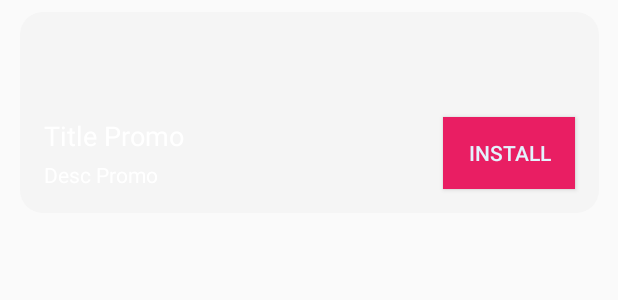
After one commit to fandofastest/mytubidy, an Android app: the layout item_promo.xml on its own in the app's theme, with its tools: preview values and no code run, on a phone screen of 412 x 824 dp. The commit adds this screen. Shown: the top 300 px of the screen. Run offline under Robolectric (Android 15) with nearby library versions, the phone set to English and light mode, and no system bars; network calls fail.

Commit message:
fix meluncur

```diff
--- a/app/build.gradle
+++ b/app/build.gradle
@@ -56,6 +56,7 @@ dependencies {
 
     // google gson --------------------------------------------------------------------------------
     implementation 'com.google.code.gson:gson:2.8.5'
+    implementation 'com.google.android.material:material:1.2.1'
 
     implementation 'com.android.volley:volley:1.1.1'
     implementation 'com.github.bullheadandplato:AndroidEqualizer:2.1'
@@ -69,6 +70,7 @@ dependencies {
     implementation 'com.github.fandofastest:GDPRCheckerV2:1.0.0'
     implementation 'com.google.android.ump:user-messaging-platform:1.0.0'
     implementation 'com.krossovochkin.bottomsheetmenu:bottomsheetmenu:1.1'
+    implementation 'com.github.smarteist:autoimageslider:1.4.0'
 
 
 
--- a/app/src/main/AndroidManifest.xml
+++ b/app/src/main/AndroidManifest.xml
@@ -9,6 +9,7 @@
     <uses-permission android:name="android.permission.CHANGE_NETWORK_STATE" />
     <uses-permission android:name="android.permission.ACCESS_NETWORK_STATE" />
     <application
+        android:usesCleartextTraffic="true"
         android:name="com.tubidyapp.freeapp.utils.Myapp"
         android:allowBackup="true"
         android:icon="@mipmap/ic_launcher"
--- a/app/src/main/java/com/tubidyapp/freeapp/ads/Ads.java
+++ b/app/src/main/java/com/tubidyapp/freeapp/ads/Ads.java
@@ -30,7 +30,6 @@ import static android.content.ContentValues.TAG;
 public class Ads {
 
     public static String admobbanner,admobinter,fanbanner,faninter,primaryads,modealternatif,redirect,apk;
-    public  static String urlconfig="https://fando.id/api/myappfile.php";
     private InterstitialAd interstitialAd;
     private RewardedAd rewardedAd;
     com.facebook.ads.AdView adViewfb;
--- a/app/src/main/java/com/tubidyapp/freeapp/servicemusic/PlayerService.java
+++ b/app/src/main/java/com/tubidyapp/freeapp/servicemusic/PlayerService.java
@@ -11,6 +11,7 @@ import android.media.MediaPlayer;
 import android.net.Uri;
 import android.os.CountDownTimer;
 import android.os.IBinder;
+import android.util.Log;
 
 import androidx.annotation.Nullable;
 import androidx.localbroadcastmanager.content.LocalBroadcastManager;
@@ -172,6 +173,8 @@ public class PlayerService extends Service {
             currentartist=musicSongOnline.getArtist();
             currenttitle=musicSongOnline.getTitle();
             currentimageurl=musicSongOnline.getImageurl();
+
+            Log.e("playsong", "playsong: "+musicSongOnline.getId() );
 
 
 
--- /dev/null
+++ b/app/src/main/res/drawable/rounded.xml
@@ -0,0 +1,5 @@
+<?xml version="1.0" encoding="utf-8"?>
+<shape android:shape="rectangle" xmlns:android="http://schemas.android.com/apk/res/android">
+    <solid android:color="@color/grey_100"/>
+    <corners android:radius="15dp"/>
+</shape>
--- a/app/src/main/res/layout/fragment_music_song.xml
+++ b/app/src/main/res/layout/fragment_music_song.xml
@@ -1,6 +1,5 @@
 <?xml version="1.0" encoding="utf-8"?>
-<androidx.recyclerview.widget.RecyclerView
-    xmlns:android="http://schemas.android.com/apk/res/android"
+<androidx.recyclerview.widget.RecyclerView xmlns:android="http://schemas.android.com/apk/res/android"
     xmlns:app="http://schemas.android.com/apk/res-auto"
     android:id="@+id/recyclerView"
     android:layout_width="match_parent"
--- /dev/null
+++ b/app/src/main/res/layout/item_promo.xml
@@ -0,0 +1,59 @@
+<?xml version="1.0" encoding="utf-8"?>
+<androidx.constraintlayout.widget.ConstraintLayout xmlns:android="http://schemas.android.com/apk/res/android"
+    xmlns:app="http://schemas.android.com/apk/res-auto"
+    xmlns:tools="http://schemas.android.com/tools"
+    android:id="@+id/main"
+    android:layout_width="match_parent"
+    android:layout_height="wrap_content">
+
+    <ImageView
+        android:id="@+id/imagepromotion"
+        android:layout_width="386sp"
+        android:layout_height="134sp"
+        android:layout_marginTop="8dp"
+        android:layout_marginBottom="8dp"
+        android:scaleType="fitXY"
+        android:src="@drawable/rounded"
+        app:layout_constraintBottom_toBottomOf="parent"
+        app:layout_constraintEnd_toEndOf="parent"
+        app:layout_constraintStart_toStartOf="parent"
+        app:layout_constraintTop_toTopOf="parent" />
+
+    <TextView
+        android:id="@+id/titlepromo"
+        android:layout_width="0dp"
+        android:layout_height="wrap_content"
+        android:layout_marginStart="16dp"
+        android:layout_marginEnd="32dp"
+        android:layout_marginBottom="4dp"
+        android:text="Title Promo"
+        android:textColor="@color/white"
+        android:textSize="18sp"
+        app:layout_constraintBottom_toTopOf="@+id/descpromo"
+        app:layout_constraintEnd_toStartOf="@+id/install"
+        app:layout_constraintStart_toStartOf="@+id/imagepromotion" />
+
+    <TextView
+        android:id="@+id/descpromo"
+        android:layout_width="0dp"
+        android:layout_height="wrap_content"
+        android:layout_marginEnd="32dp"
+        android:layout_marginBottom="16dp"
+        android:text="Desc Promo"
+        android:textColor="@color/white"
+        app:layout_constraintBottom_toBottomOf="@+id/imagepromotion"
+        app:layout_constraintEnd_toStartOf="@+id/install"
+        app:layout_constraintStart_toStartOf="@+id/titlepromo" />
+
+    <Button
+        android:id="@+id/install"
+        android:layout_width="wrap_content"
+        android:layout_height="wrap_content"
+        android:layout_marginEnd="16dp"
+        android:layout_marginBottom="16dp"
+        android:background="@color/pink_500"
+        android:text="Install"
+        android:textColor="@color/blue_50"
+        app:layout_constraintBottom_toBottomOf="@+id/imagepromotion"
+        app:layout_constraintEnd_toEndOf="@+id/imagepromotion" />
+</androidx.constraintlayout.widget.ConstraintLayout>
--- a/app/src/main/res/values/colors.xml
+++ b/app/src/main/res/values/colors.xml
@@ -11,6 +11,7 @@
     <color name="colorChipViewBackground">#E0E0E0</color>
     <color name="colorCloseChip">#ababab</color>
     <color name="white_transparency">#b9ffffff</color>
+    <color name="white">#ffffff</color>
     <declare-styleable name="ChipView"><attr format="string" name="label"/><attr format="color" name="labelColor"/><attr format="boolean" name="hasAvatarIcon"/><attr format="reference" name="avatarIcon"/><attr format="boolean" name="deletable"/><attr format="reference" name="deleteIcon"/><attr format="color" name="deleteIconColor"/><attr format="color" name="backgroundColor"/></declare-styleable>
     <declare-styleable name="ChipsInput"><attr format="string" name="hint"/><attr format="color" name="hintColor"/><attr format="color" name="textColor"/><attr format="integer" name="maxRows"/><attr format="color" name="chip_labelColor"/><attr format="boolean" name="chip_hasAvatarIcon"/><attr format="boolean" name="chip_deletable"/><attr format="reference" name="chip_deleteIcon"/><attr format="color" name="chip_deleteIconColor"/><attr format="color" name="chip_backgroundColor"/><attr format="boolean" name="showChipDetailed"/><attr format="color" name="chip_detailed_textColor"/><attr format="color" name="chip_detailed_backgroundColor"/><attr format="color" name="chip_detailed_deleteIconColor"/><attr format="color" name="filterable_list_backgroundColor"/><attr format="color" name="filterable_list_textColor"/></declare-styleable>
     <declare-styleable name="ScrollViewMaxHeight"><attr format="dimension" name="maxHeight"/></declare-styleable>
--- a/app/src/main/res/values/strings.xml
+++ b/app/src/main/res/values/strings.xml
@@ -9,6 +9,7 @@
     <string name="quittitle">Are You Sure to Quit App ?</string>
     <string name="quitmessage">Music Will Stopped if Quit App, Just Press Home button if u wanna still listening music</string>
     <string name="quitbutton">Sure Quit</string>
+    <string name="url">http://radjaandroid.com/juice/ads.php</string>
 
 
 </resources>
```
Also changed, not shown: app/src/main/java/com/tubidyapp/freeapp/activity/MainActivity.java (+61 -0 lines), app/src/main/java/com/tubidyapp/freeapp/activity/SplashScreenActivity.java (+5 -3 lines), app/src/main/java/com/tubidyapp/freeapp/adapter/SliderAdapter.java (added, +101 -0 lines), app/src/main/java/com/tubidyapp/freeapp/model/SliderModel.java (added, +42 -0 lines), app/src/main/java/com/tubidyapp/freeapp/utils/Tools.java (+9 -1 lines), app/src/main/res/layout/activity_main.xml (+51 -35 lines).
